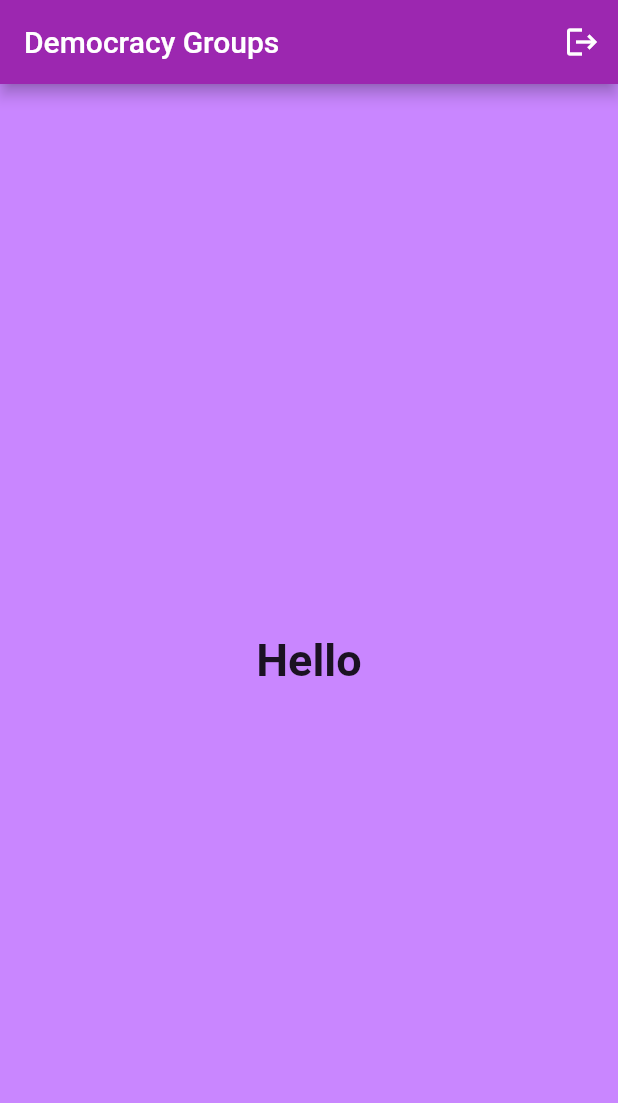
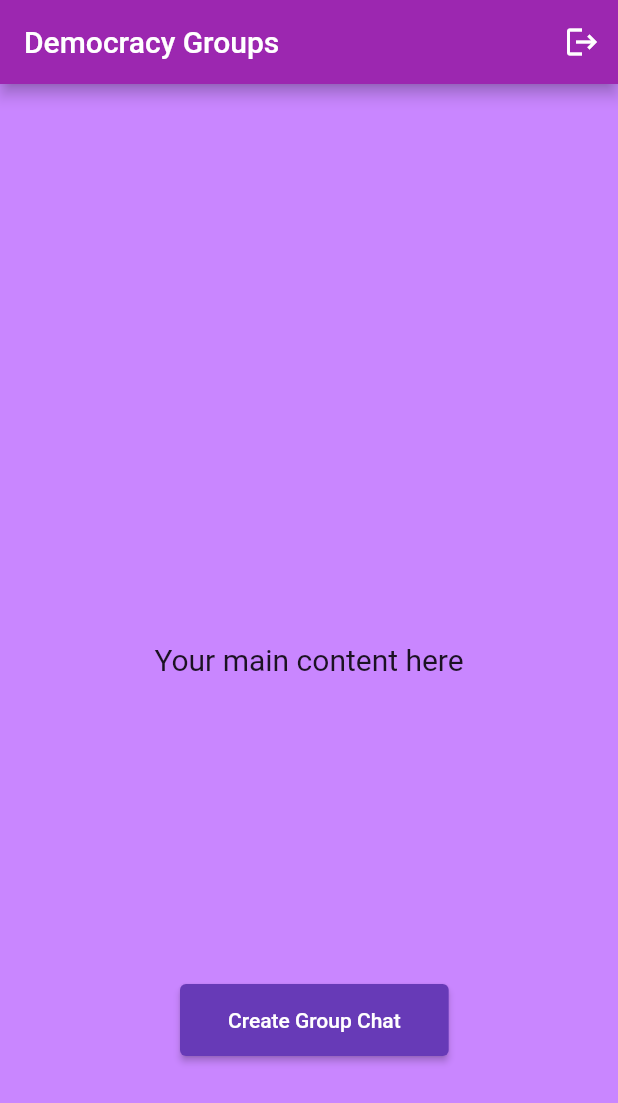
Before and after one commit to stStavropoulos/Poll_Chatting_App, a Flutter app: the screen it shows once a user with an empty profile is signed in, on a phone screen of 412 x 824 dp. Shown: the top 1103 px of the screen. Run offline on Flutter 3.47's test engine with Material 2 defaults, Android fonts, the light colour scheme and no system bars; our stand-ins replace cloud_firestore, firebase_auth, firebase_core; accounts and stored records are empty.

Commit message:
Create groups

```diff
--- a/lib/pages/HomePage.dart
+++ b/lib/pages/HomePage.dart
@@ -1,21 +1,23 @@
+import 'package:chatappdemocracy/pages/LoginPage.dart';
 import 'package:flutter/material.dart';
-import 'package:chatappdemocracy/pages/LoginPage.dart';
+import 'package:firebase_auth/firebase_auth.dart';
+import 'package:cloud_firestore/cloud_firestore.dart';
+import 'CreateGroup.dart';
 
 class HomePage extends StatelessWidget {
-
   const HomePage({Key? key}) : super(key: key);
 
   @override
   Widget build(BuildContext context) {
     return Scaffold(
       appBar: AppBar(
-        title: const Text('Democracy Groups'), // Changed title to "Democracy Groups"
-        backgroundColor: Colors.purple, // Changed app bar color to purple
+        title: const Text('Democracy Groups'),
+        backgroundColor: Colors.purple,
         actions: [
           IconButton(
             icon: Icon(Icons.logout),
-            onPressed: () {
-              // Navigate back to the sign-in page
+            onPressed: () async {
+              await FirebaseAuth.instance.signOut();
               Navigator.of(context).pushReplacement(
                 MaterialPageRoute(
                   builder: (context) => LoginPage(),
@@ -25,15 +27,44 @@ class HomePage extends StatelessWidget {
           ),
         ],
       ),
-      backgroundColor: Color(0xFFC986FF), // Changed background color to light purple
-      body: Center(
-        child: const Text(
-          'Hello',
-          style: TextStyle(
-            fontSize: 30,
-            fontWeight: FontWeight.bold,
+      backgroundColor: Color(0xFFC986FF),
+      body: Stack(
+        children: [
+          Center(
+            child: Text(
+              'Your main content here',
+              style: TextStyle(fontSize: 20),
+            ),
           ),
-        ),
+          Positioned(
+            bottom: 120,
+            left: 120,
+            child: ElevatedButton(
+              onPressed: () async {
+                User? user = FirebaseAuth.instance.currentUser;
+                if (user != null) {
+                  String currentUserId = user.uid;
+
+                  Navigator.of(context).push(
+                    MaterialPageRoute(
+                      builder: (context) => CreateGroupChatPage(currentUserId: currentUserId),
+                    ),
+                  );
+                }
+              },
+              style: ButtonStyle(
+                backgroundColor: MaterialStateProperty.all(Colors.deepPurple),
+              ),
+              child: Padding(
+                padding: EdgeInsets.all(16),
+                child: Text(
+                  "Create Group Chat",
+                  style: TextStyle(color: Colors.white),
+                ),
+              ),
+            ),
+          ),
+        ],
       ),
     );
   }
```
Also changed, not shown: lib/pages/CreateGroup.dart (added, +44 -0 lines).
